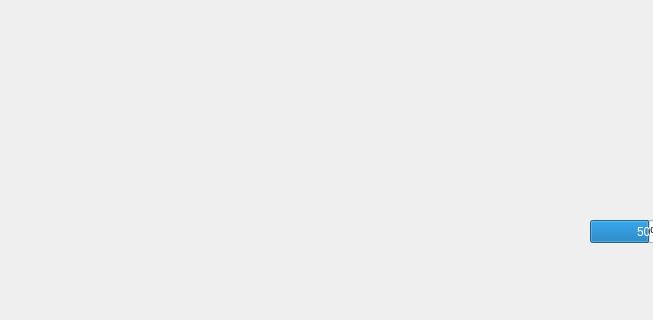
Before: the Qt Designer form mainwindow.ui in matthew-g-b/OpenInputTrace, drawn with Qt 5; both pictures show x 0 to 653 and y 280 to 600 of the 800 by 600 pixel window.
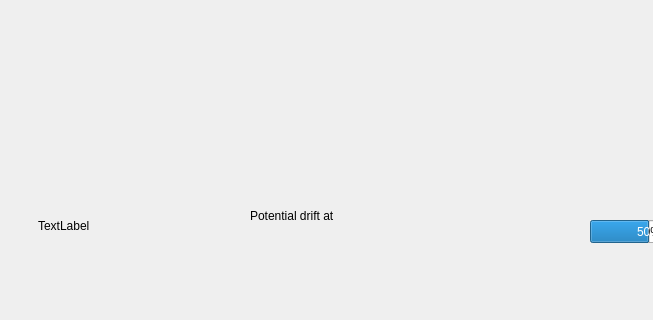
After: the same form once the commit is applied.

Commit message: Added logic for detecting and reporting "drift" in analog input.

```diff
--- a/mainwindow.ui
+++ b/mainwindow.ui
@@ -40,6 +40,32 @@
      </rect>
     </property>
    </widget>
+   <widget class="QLabel" name="rightTriggerDriftLabel">
+    <property name="geometry">
+     <rect>
+      <x>250</x>
+      <y>470</y>
+      <width>281</width>
+      <height>51</height>
+     </rect>
+    </property>
+    <property name="text">
+     <string>Potential drift at</string>
+    </property>
+   </widget>
+   <widget class="QLabel" name="leftTriggerDriftLabel">
+    <property name="geometry">
+     <rect>
+      <x>38</x>
+      <y>485</y>
+      <width>201</width>
+      <height>41</height>
+     </rect>
+    </property>
+    <property name="text">
+     <string>TextLabel</string>
+    </property>
+   </widget>
   </widget>
   <widget class="QMenuBar" name="menubar">
    <property name="geometry">
```
Left out of the diff: 2 changed lines with no effect on the pictures. The commit also changes 5 other files.
